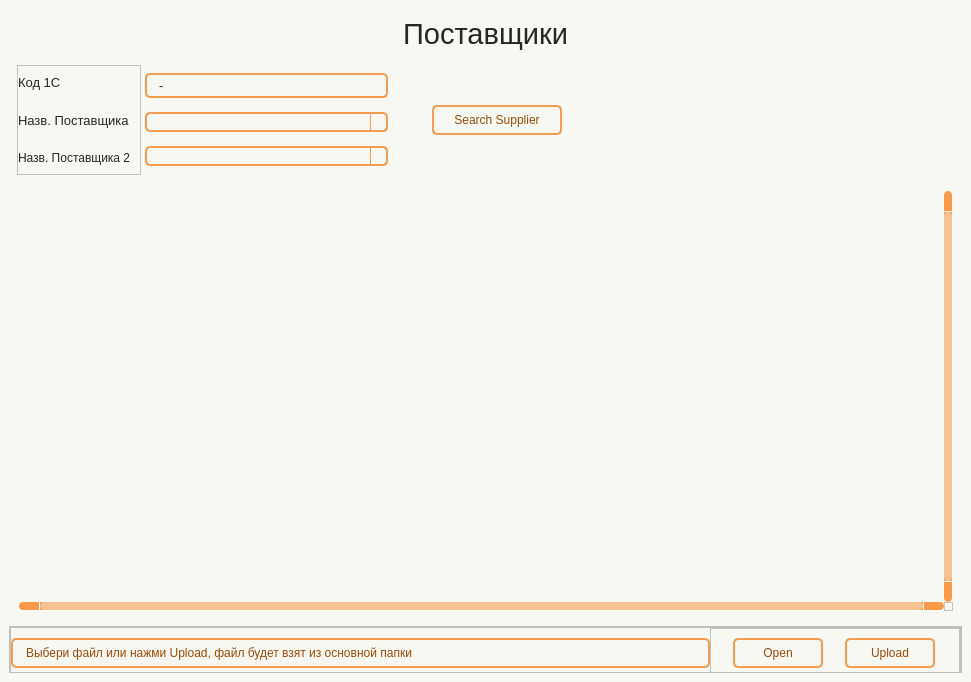
Above: wind/pages/supplier.ui from Masik84/Daily_Report_QT before the change. Below: the same form after it.
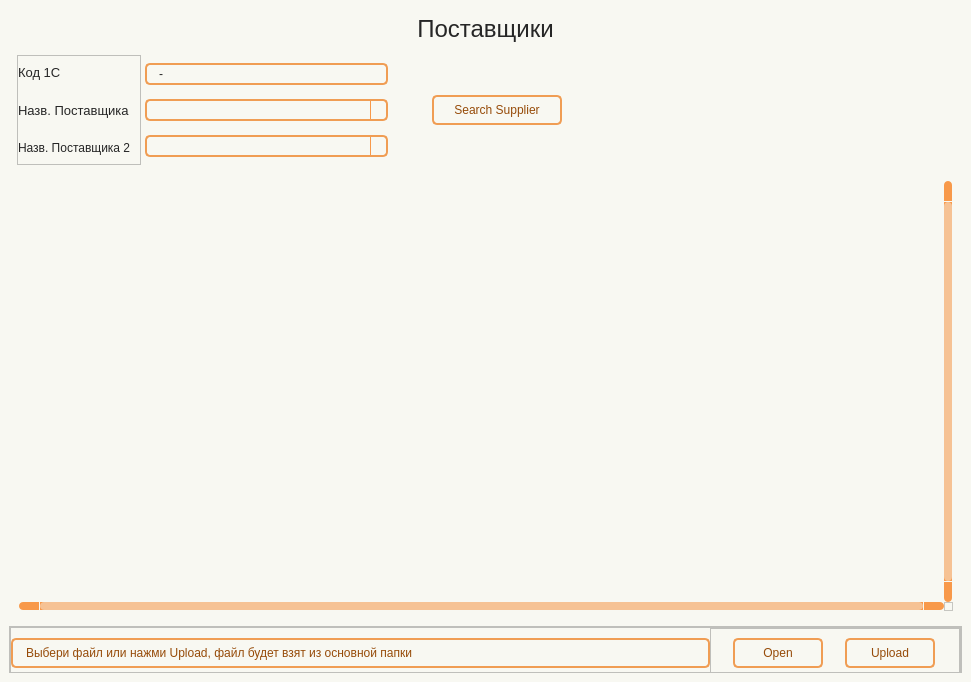
That is the form after the change. Icons and pictures are not drawn.

The edit to the form file:
```diff
--- a/wind/pages/supplier.ui
+++ b/wind/pages/supplier.ui
@@ -29,13 +29,15 @@
    <string>Form</string>
   </property>
   <property name="styleSheet">
-   <string notr="true">QWidget{
+   <string notr="true">Form.QWidget{border: 2px solid #f28223;}
+
+QWidget{
 	background-color: #f8f8f2;
 }
 
 #Title_label.QLabel {
 color: #262626;
-font: 22pt &quot;Tahoma&quot;;
+font: 18pt &quot;Tahoma&quot;;
 }
 
 QLabel {
@@ -77,19 +79,29 @@
 	padding-right: 5px;
 	gridline-color: #f8994a;
 	color: #262626;
+	padding: 1px;
+    font: 7pt &quot;Tahoma&quot;; 
 }
 QTableWidget::item:selected{
-	background-color: #f6c294;
-    color: #262626;
+	background-color: #f28223;
+    color: #ffffff;
+}
+QTableWidget::item:editable {
+	background-color: #ffffd0;
+	border: #ffffff;
+}
+QTableWidget::item:focus {
+	background-color: #f28223;
+	border: 2px solid #ffffff;
 }
 QHeaderView::section{
 	background-color: #f8f8f2;
-	max-width: 30px;
 	border: none;
 	border-style: none;
 }
 QTableWidget::horizontalHeader {	
 	background-color: #f8994a;
+	font: 10pt &quot;Tahoma&quot;;
 }
 QHeaderView::section:horizontal {
     border: 1px solid #f8994a;
@@ -120,6 +132,52 @@
 	border: 2px solid #f28223;
 }
 
+/* Стили для множественного выбора */
+QListWidget {
+    background-color: #f8f8f2;
+    border: 2px solid #f09d54;
+    border-radius: 5px;
+    color: #262626;
+    font: 10pt &quot;Tahoma&quot;;
+}
+
+QListWidget::item {
+    padding: 5px;
+    border-bottom: 1px solid #f8994a;
+}
+
+QListWidget::item:selected {
+    background-color: #f28223;
+    color: #ffffff;
+}
+
+QListWidget::item:hover {
+    background-color: #ffd4af;
+}
+
+/* Улучшенная видимость чекбоксов */
+QCheckBox::indicator {
+    width: 16px;
+    height: 16px;
+}
+
+QCheckBox::indicator:unchecked {
+    border: 2px solid #f09d54;
+    background-color: #f8f8f2;
+    border-radius: 3px;
+}
+
+QCheckBox::indicator:checked {
+    border: 2px solid #f28223;
+    background-color: #f28223;
+    border-radius: 3px;
+    image: url(:/icon/icon/check.svg);
+}
+
+QCheckBox::indicator:hover {
+    border: 2px solid #f28223;
+}
+
 QComboBox {
 	background-color: #f8f8f2;
 	border-radius: 5px;
@@ -128,7 +186,7 @@
 	selection-color: #f28223;
 	selection-background-color: #f28223;
     color: #262626;
-	font: 10pt &quot;Tahoma&quot;;
+	font: 9pt &quot;Tahoma&quot;;
 }
 QComboBox:hover {
 	border: 2px solid #f28223;
@@ -171,7 +229,7 @@
 }
 QScrollBar::handle:horizontal {
     background: #f6c294;
-    min-width: 25px;
+    min-width: 20px;
 	border-radius: 4px
 }
 QScrollBar::add-line:horizontal {
@@ -236,7 +294,116 @@
 
  QScrollBar::add-page:vertical, QScrollBar::sub-page:vertical {
      background: none;
- }</string>
+ }
+
+QDateEdit {
+    background-color: #f8f8f2;
+    border-radius: 5px;
+    border: 2px solid #f09d54;
+    padding-left: 10px; /* Add left padding */
+    padding-right: 10px; /* Add right padding to accommodate the dropdown arrow */
+    color: #262626;
+    font: 10pt &quot;Tahoma&quot;;
+    min-width: 80px; /* Minimum width to prevent text clipping */
+}
+
+QDateEdit:hover {
+    border: 2px solid #f28223;
+}
+
+QDateEdit:focus {
+    border: 2px solid #f28223;
+}
+
+QDateEdit::drop-down {
+    subcontrol-origin: padding;
+    subcontrol-position: top right;
+    width: 25px; /* Keep the dropdown arrow width */
+    border-left-width: 1px;
+    border-left-color: #f8994a;
+    border-left-style: solid;
+    border-top-right-radius: 3px;
+    border-bottom-right-radius: 3px;
+    background-color: #f8f8f2;
+}
+
+QDateEdit::down-arrow {
+	image: url(:/icon/icon/chevron-down — копия — копия.svg);
+    width: 16px;
+    height: 16px;
+}
+
+/* Calendar Styling */
+QCalendarWidget {
+    background-color: #f8f8f2;
+    border: 2px solid #f28223;
+    color: #262626;
+}
+
+QCalendarWidget QWidget {
+    color: #262626;
+}
+
+QCalendarWidget QAbstractItemView {
+    background-color: #f8f8f2;
+    selection-background-color: #f28223;
+    selection-color: #ffffff;
+}
+
+QCalendarWidget QToolButton {
+    background-color: #ffd4af;
+    color: #262626;
+    font: 10pt &quot;Tahoma&quot;;
+    border-radius: 3px;
+    padding: 5px;
+}
+
+QCalendarWidget QToolButton:hover {
+    background-color: #f28223;
+    color: #ffffff;
+}
+
+QCalendarWidget QMenu {
+    background-color: #f8f8f2;
+    border: 1px solid #f28223;
+}
+
+QCalendarWidget QSpinBox {
+    background-color: #f8f8f2;
+    color: #262626;
+    border: 1px solid #f09d54;
+}
+
+QCalendarWidget QSpinBox::up-button {
+    subcontrol-origin: border;
+    subcontrol-position: top right;
+    width: 15px;
+    border-left-width: 1px;
+    border-left-color: #f8994a;
+    border-left-style: solid;
+}
+
+QCalendarWidget QSpinBox::down-button {
+    subcontrol-origin: border;
+    subcontrol-position: bottom right;
+    width: 15px;
+    border-left-width: 1px;
+    border-left-color: #f8994a;
+    border-left-style: solid;
+}
+
+QCalendarWidget QSpinBox::up-arrow {
+	image: url(:/icon/icon/chevron-up — копия — копия.svg);
+    width: 10px;
+    height: 10px;
+}
+
+QCalendarWidget QSpinBox::down-arrow {
+	image: url(:/icon/icon/chevron-down — копия — копия.svg);
+    width: 10px;
+    height: 10px;
+}
+</string>
   </property>
   <layout class="QHBoxLayout" name="horizontalLayout">
    <property name="leftMargin">
@@ -264,13 +431,19 @@
         <property name="minimumSize">
          <size>
           <width>0</width>
-          <height>50</height>
+          <height>40</height>
+         </size>
+        </property>
+        <property name="maximumSize">
+         <size>
+          <width>16777215</width>
+          <height>40</height>
          </size>
         </property>
         <property name="font">
          <font>
           <family>Tahoma</family>
-          <pointsize>22</pointsize>
+          <pointsize>18</pointsize>
           <italic>false</italic>
           <bold>false</bold>
          </font>
@@ -420,13 +593,13 @@
               <property name="minimumSize">
                <size>
                 <width>0</width>
-                <height>25</height>
+                <height>22</height>
                </size>
               </property>
               <property name="maximumSize">
                <size>
                 <width>16777215</width>
-                <height>25</height>
+                <height>22</height>
                </size>
               </property>
               <property name="text">
@@ -435,10 +608,36 @@
              </widget>
             </item>
             <item>
-             <widget class="QComboBox" name="line_Suppl1"/>
+             <widget class="QComboBox" name="line_Suppl1">
+              <property name="minimumSize">
+               <size>
+                <width>0</width>
+                <height>22</height>
+               </size>
+              </property>
+              <property name="maximumSize">
+               <size>
+                <width>16777215</width>
+                <height>22</height>
+               </size>
+              </property>
+             </widget>
             </item>
             <item>
-             <widget class="QComboBox" name="line_Suppl2"/>
+             <widget class="QComboBox" name="line_Suppl2">
+              <property name="minimumSize">
+               <size>
+                <width>0</width>
+                <height>22</height>
+               </size>
+              </property>
+              <property name="maximumSize">
+               <size>
+                <width>16777215</width>
+                <height>22</height>
+               </size>
+              </property>
+             </widget>
             </item>
            </layout>
           </widget>
```
